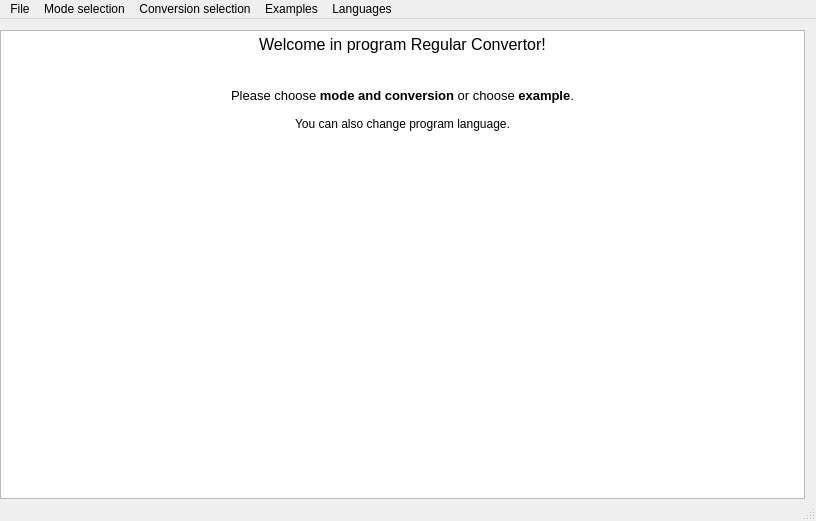
navrkald/regularConvertor, file src/mainwindow.ui: the form before one commit.
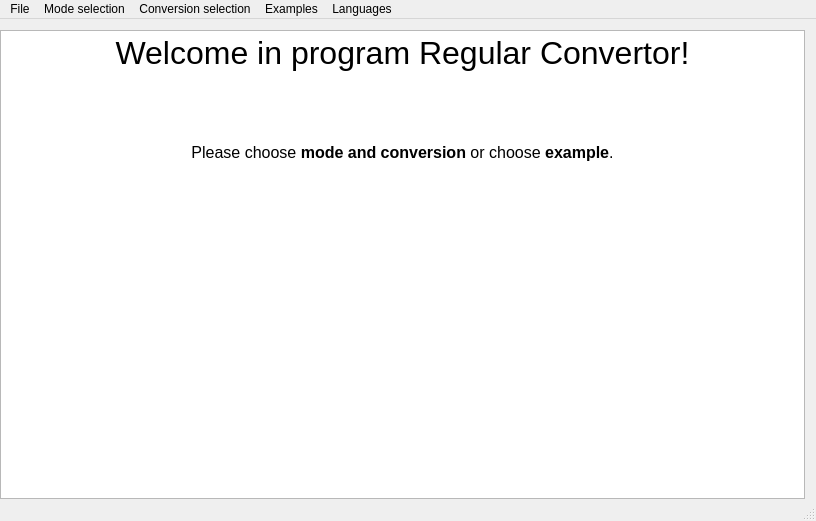
The form after the commit. Icons and pictures are not drawn. Custom widgets are drawn as their Qt base class.

Commit message:
* Add new conversion and example to QActionGroups.
 * Change main window welcome text.
 * Correct method name on_m_actionCFGtoPDA_triggered();

```diff
--- a/src/mainwindow.ui
+++ b/src/mainwindow.ui
@@ -30,13 +30,12 @@
        <string>&lt;!DOCTYPE HTML PUBLIC &quot;-//W3C//DTD HTML 4.0//EN&quot; &quot;http://www.w3.org/TR/REC-html40/strict.dtd&quot;&gt;
 &lt;html&gt;&lt;head&gt;&lt;meta name=&quot;qrichtext&quot; content=&quot;1&quot; /&gt;&lt;style type=&quot;text/css&quot;&gt;
 p, li { white-space: pre-wrap; }
-&lt;/style&gt;&lt;/head&gt;&lt;body style=&quot; font-family:'MS Shell Dlg 2'; font-size:8pt; font-weight:400; font-style:normal;&quot;&gt;
-&lt;p align=&quot;center&quot; style=&quot; margin-top:0px; margin-bottom:0px; margin-left:0px; margin-right:0px; -qt-block-indent:0; text-indent:0px;&quot;&gt;&lt;span style=&quot; font-family:'Sans Serif'; font-size:12pt;&quot;&gt;Welcome in program Regular Convertor!&lt;/span&gt;&lt;/p&gt;
+&lt;/style&gt;&lt;/head&gt;&lt;body style=&quot; font-family:'MS Shell Dlg 2'; font-size:8.25pt; font-weight:400; font-style:normal;&quot;&gt;
+&lt;p align=&quot;center&quot; style=&quot; margin-top:0px; margin-bottom:0px; margin-left:0px; margin-right:0px; -qt-block-indent:0; text-indent:0px;&quot;&gt;&lt;span style=&quot; font-family:'Sans Serif'; font-size:24pt;&quot;&gt;Welcome in program Regular Convertor!&lt;/span&gt;&lt;/p&gt;
+&lt;p align=&quot;center&quot; style=&quot;-qt-paragraph-type:empty; margin-top:0px; margin-bottom:0px; margin-left:0px; margin-right:0px; -qt-block-indent:0; text-indent:0px; font-family:'Sans Serif'; font-size:24pt;&quot;&gt;&lt;br /&gt;&lt;/p&gt;
 &lt;p style=&quot;-qt-paragraph-type:empty; margin-top:0px; margin-bottom:0px; margin-left:0px; margin-right:0px; -qt-block-indent:0; text-indent:0px; font-family:'Sans Serif'; font-size:12pt;&quot;&gt;&lt;br /&gt;&lt;/p&gt;
 &lt;p style=&quot;-qt-paragraph-type:empty; margin-top:0px; margin-bottom:0px; margin-left:0px; margin-right:0px; -qt-block-indent:0; text-indent:0px; font-family:'Sans Serif'; font-size:10pt;&quot;&gt;&lt;br /&gt;&lt;/p&gt;
-&lt;p align=&quot;center&quot; style=&quot; margin-top:0px; margin-bottom:0px; margin-left:0px; margin-right:0px; -qt-block-indent:0; text-indent:0px;&quot;&gt;&lt;span style=&quot; font-family:'Sans Serif'; font-size:10pt;&quot;&gt;Please choose &lt;/span&gt;&lt;span style=&quot; font-family:'Sans Serif'; font-size:10pt; font-weight:600;&quot;&gt;mode and conversion&lt;/span&gt;&lt;span style=&quot; font-family:'Sans Serif'; font-size:10pt;&quot;&gt; or choose &lt;/span&gt;&lt;span style=&quot; font-family:'Sans Serif'; font-size:10pt; font-weight:600;&quot;&gt;example&lt;/span&gt;&lt;span style=&quot; font-family:'Sans Serif'; font-size:10pt;&quot;&gt;.&lt;/span&gt;&lt;/p&gt;
-&lt;p align=&quot;center&quot; style=&quot;-qt-paragraph-type:empty; margin-top:0px; margin-bottom:0px; margin-left:0px; margin-right:0px; -qt-block-indent:0; text-indent:0px; font-family:'Sans Serif'; font-size:9pt;&quot;&gt;&lt;br /&gt;&lt;/p&gt;
-&lt;p align=&quot;center&quot; style=&quot; margin-top:0px; margin-bottom:0px; margin-left:0px; margin-right:0px; -qt-block-indent:0; text-indent:0px;&quot;&gt;&lt;span style=&quot; font-family:'Sans Serif'; font-size:9pt;&quot;&gt;You can also change program language.&lt;/span&gt;&lt;/p&gt;&lt;/body&gt;&lt;/html&gt;</string>
+&lt;p align=&quot;center&quot; style=&quot; margin-top:0px; margin-bottom:0px; margin-left:0px; margin-right:0px; -qt-block-indent:0; text-indent:0px;&quot;&gt;&lt;span style=&quot; font-family:'Sans Serif'; font-size:12pt;&quot;&gt;Please choose &lt;/span&gt;&lt;span style=&quot; font-family:'Sans Serif'; font-size:12pt; font-weight:600;&quot;&gt;mode and conversion&lt;/span&gt;&lt;span style=&quot; font-family:'Sans Serif'; font-size:12pt;&quot;&gt; or choose &lt;/span&gt;&lt;span style=&quot; font-family:'Sans Serif'; font-size:12pt; font-weight:600;&quot;&gt;example&lt;/span&gt;&lt;span style=&quot; font-family:'Sans Serif'; font-size:12pt;&quot;&gt;.&lt;/span&gt;&lt;/p&gt;&lt;/body&gt;&lt;/html&gt;</string>
       </property>
      </widget>
     </item>
```
Left out of the diff: 2 changed lines with no effect on the pictures. The commit also changes 2 other files.
